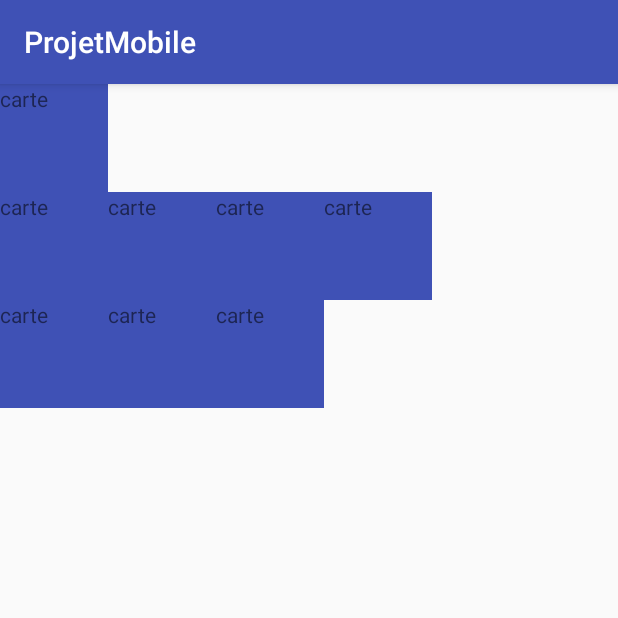
After one commit to vjauneau/ProjetMobile, an Android app: the game screen opened directly, with no data from a screen before it, on a phone screen of 412 x 824 dp, the top half of it. The commit adds this screen. Run offline under Robolectric (Android 15) with nearby library versions, the phone set to English and light mode, and no system bars; 1 statement that could not run was skipped.

Commit message:
Creation fragment ET jeu

```diff
--- a/app/build.gradle
+++ b/app/build.gradle
@@ -22,6 +22,7 @@ dependencies {
     implementation fileTree(dir: 'libs', include: ['*.jar'])
     implementation 'com.android.support:appcompat-v7:28.0.0'
     implementation 'com.android.support.constraint:constraint-layout:1.1.3'
+    implementation 'com.android.support:support-v4:28.0.0'
     testImplementation 'junit:junit:4.12'
     androidTestImplementation 'com.android.support.test:runner:1.0.2'
     androidTestImplementation 'com.android.support.test.espresso:espresso-core:3.0.2'
--- a/app/src/main/AndroidManifest.xml
+++ b/app/src/main/AndroidManifest.xml
@@ -16,6 +16,7 @@
                 <category android:name="android.intent.category.LAUNCHER" />
             </intent-filter>
         </activity>
+        <activity android:name=".game"></activity>
     </application>
 
 </manifest>
--- /dev/null
+++ b/app/src/main/java/com/example/usrlocal/projetmobile/cardFragment.java
@@ -0,0 +1,36 @@
+package com.example.usrlocal.projetmobile;
+
+import android.content.Context;
+import android.net.Uri;
+import android.os.Bundle;
+import android.support.v4.app.Fragment;
+import android.view.LayoutInflater;
+import android.view.View;
+import android.view.ViewGroup;
+import android.widget.ImageView;
+
+public class cardFragment extends Fragment {
+
+    private boolean isShown;
+    private boolean isFind;
+
+    public cardFragment() {
+        // Required empty public constructor
+    }
+
+    @Override
+    public View onCreateView(LayoutInflater inflater, ViewGroup container,
+                             Bundle savedInstanceState) {
+        // Inflate the layout for this fragment
+        return inflater.inflate(R.layout.fragment_card, container, false);
+    }
+
+    public void setCard(String image_name){
+        isFind = false;
+        isShown = false;
+
+        int id_image = this.getResources().getIdentifier(image_name , "drawable", getActivity().getPackageName());
+        ImageView image = (ImageView) getView().findViewById(R.id.image);
+        image.setImageResource(id_image);
+    }
+}
--- /dev/null
+++ b/app/src/main/java/com/example/usrlocal/projetmobile/game.java
@@ -0,0 +1,38 @@
+package com.example.usrlocal.projetmobile;
+
+import android.preference.PreferenceManager;
+import android.support.v4.app.FragmentTransaction;
+import android.support.v7.app.AppCompatActivity;
+import android.os.Bundle;
+import android.widget.LinearLayout;
+
+import java.util.ArrayList;
+
+public class game extends AppCompatActivity {
+
+    private int nbCards;
+    private ArrayList<cardFragment> listCards = null;
+
+    @Override
+    protected void onCreate(Bundle savedInstanceState) {
+        super.onCreate(savedInstanceState);
+        setContentView(R.layout.activity_game);
+        nbCards = 8;
+        createCards(nbCards);
+    }
+
+    private void createCards(int nbCards) {
+        int rowCard = 1;
+        FragmentTransaction ft = getSupportFragmentManager().beginTransaction();
+
+        for(int i=0; i<nbCards ; i++) {
+            cardFragment card = new cardFragment();
+            listCards.add(card);
+            int layoutId = getResources().getIdentifier("layoutCardRow" + String.valueOf(rowCard), "id", getPackageName());
+            ft.add(layoutId, card);
+
+            if(i%4==0)rowCard ++;
+        }
+        ft.commit();
+    }
+}
--- /dev/null
+++ b/app/src/main/res/layout/activity_game.xml
@@ -0,0 +1,47 @@
+<?xml version="1.0" encoding="utf-8"?>
+<android.support.constraint.ConstraintLayout xmlns:android="http://schemas.android.com/apk/res/android"
+    xmlns:app="http://schemas.android.com/apk/res-auto"
+    xmlns:tools="http://schemas.android.com/tools"
+    android:layout_width="match_parent"
+    android:layout_height="match_parent"
+    tools:context=".game">
+
+    <LinearLayout
+        android:id="@+id/layoutActivity"
+        android:layout_width="match_parent"
+        android:layout_height="match_parent"
+        android:orientation="vertical">
+
+        <LinearLayout
+            android:id="@+id/layoutGame"
+            android:layout_width="match_parent"
+            android:layout_height="match_parent"
+            android:orientation="vertical">
+
+            <LinearLayout
+                android:id="@+id/layoutCardRow1"
+                android:layout_width="match_parent"
+                android:layout_height="wrap_content"
+                android:orientation="horizontal">
+
+            </LinearLayout>
+
+            <LinearLayout
+                android:id="@+id/layoutCardRow2"
+                android:layout_width="match_parent"
+                android:layout_height="wrap_content"
+                android:orientation="horizontal">
+
+            </LinearLayout>
+
+            <LinearLayout
+                android:id="@+id/layoutCardRow3"
+                android:layout_width="match_parent"
+                android:layout_height="wrap_content"
+                android:orientation="horizontal">
+
+            </LinearLayout>
+        </LinearLayout>
+
+    </LinearLayout>
+</android.support.constraint.ConstraintLayout>
--- /dev/null
+++ b/app/src/main/res/layout/fragment_card.xml
@@ -0,0 +1,25 @@
+<?xml version="1.0" encoding="utf-8"?>
+<FrameLayout xmlns:android="http://schemas.android.com/apk/res/android"
+    xmlns:app="http://schemas.android.com/apk/res-auto"
+    xmlns:tools="http://schemas.android.com/tools"
+    android:layout_width="wrap_content"
+    android:layout_height="wrap_content"
+    android:visibility="visible"
+    tools:context=".cardFragment">
+
+    <!-- TODO: Update blank fragment layout -->
+
+    <ImageView
+        android:id="@+id/imageCard"
+        android:layout_width="wrap_content"
+        android:layout_height="wrap_content"
+        android:background="@mipmap/ic_launcher_round"
+        android:src="@color/colorPrimary"
+        app:srcCompat="@mipmap/ic_launcher" />
+
+    <TextView
+        android:id="@+id/textView"
+        android:layout_width="wrap_content"
+        android:layout_height="wrap_content"
+        android:text="carte" />
+</FrameLayout>
--- /dev/null
+++ b/app/src/main/res/values/cards.xml
@@ -0,0 +1,4 @@
+<?xml version="1.0" encoding="utf-8"?>
+<resources>
+
+</resources>
--- a/app/src/main/res/values/strings.xml
+++ b/app/src/main/res/values/strings.xml
@@ -1,3 +1,6 @@
 <resources>
     <string name="app_name">ProjetMobile</string>
+
+    <!-- TODO: Remove or change this placeholder text -->
+    <string name="hello_blank_fragment">Hello blank fragment</string>
 </resources>
```
